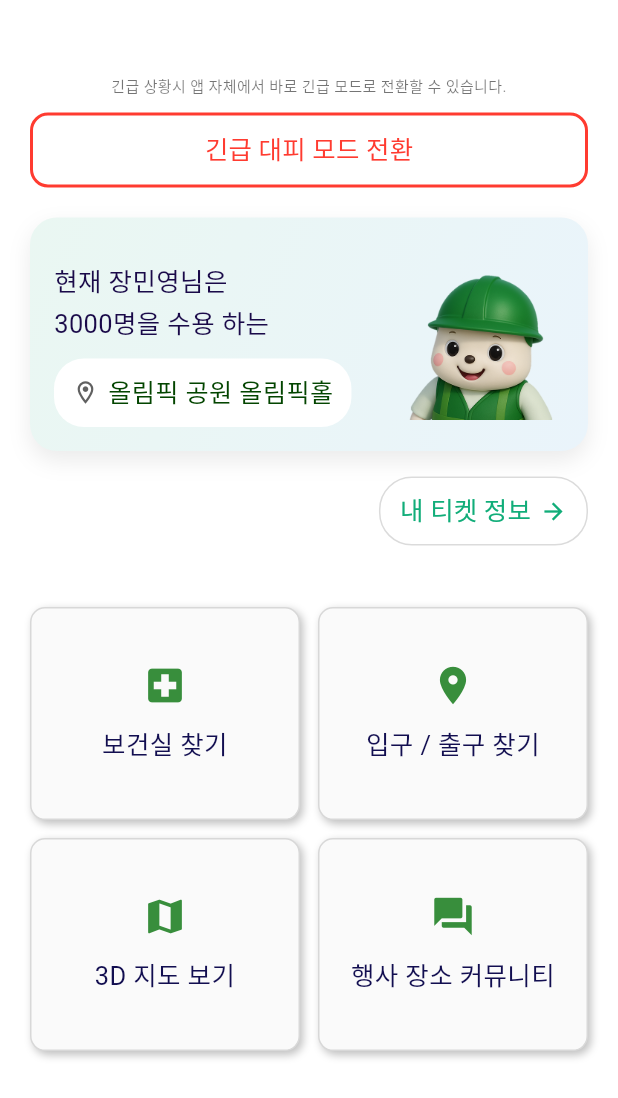
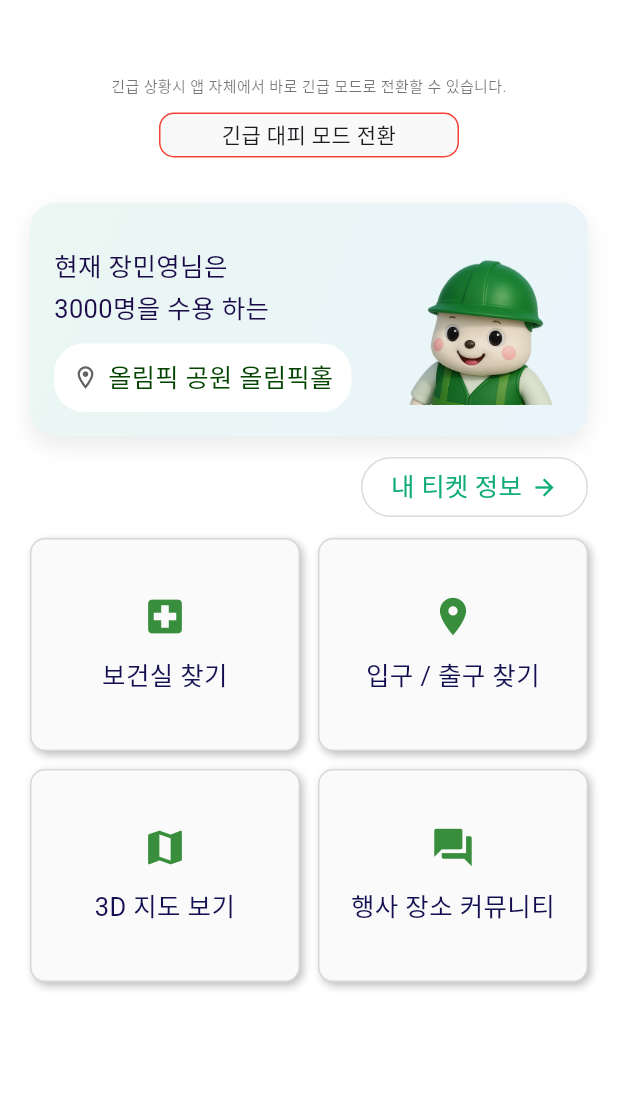
Before and after one commit to SafetyPass-Capstone/SafetyPass-app, a Flutter app: the HomeScreen screen opened by its route, on a phone screen of 412 x 824 dp. Shown: the top 1098 px of the screen. Run offline on Flutter 3.47's test engine with Material 3 defaults, Android fonts, the light colour scheme and no system bars; our stand-ins replace csv, dio, flutter_dotenv, freezed_annotation, go_router; missing offline and left inert: mobile_scanner; network calls fail; Roboto replaces fonts that are missing (PretendardExtraBold); statements that could not run were skipped; project files that could hold a hidden picture were left out.

Commit message:
feat: 라우팅 설정

```diff
--- a/lib/route/routes.dart
+++ b/lib/route/routes.dart
@@ -12,7 +12,7 @@ import 'package:safetypass_app/screens/ticket_register/ticket_preview_screen.dar
 import 'package:safetypass_app/screens/home_screen.dart';
 
 final GoRouter appRouter = GoRouter(
-  initialLocation: Paths.emergency_mode,
+  initialLocation: Paths.splash,
   routes: [
     GoRoute(
       path: Paths.splash,
@@ -39,9 +39,7 @@ final GoRouter appRouter = GoRouter(
       builder: (context, state) =>
           TicketPreviewScreen(showSubmit: (state.extra as bool?) ?? true),
     ),
-    GoRoute(
-      path: Paths.home,
-      builder: (context, state) => const HomeScreen()),
+    GoRoute(path: Paths.home, builder: (context, state) => const HomeScreen()),
     GoRoute(
       path: Paths.emergency_mode,
       pageBuilder: (context, state) => MaterialPage(
--- a/lib/screens/emergency_mode/emergency_mode_screen.dart
+++ b/lib/screens/emergency_mode/emergency_mode_screen.dart
@@ -1,4 +1,5 @@
 import 'package:flutter/material.dart';
+import 'package:go_router/go_router.dart';
 import 'package:provider/provider.dart';
 import 'package:safetypass_app/constants/colors.dart';
 import 'package:safetypass_app/screens/emergency_mode/emergency_mode_provider.dart';
@@ -36,7 +37,7 @@ class _EmergencyModeScreenState extends State<EmergencyModeScreen> {
                         text: '긴급 대피 모드',
                         isOn: true,
                         onTap: () {
-                          //TODO 모드 전환 라우팅
+                          context.pop();
                         },
                       ),
                       const SizedBox(height: 20),
--- a/lib/screens/home_screen.dart
+++ b/lib/screens/home_screen.dart
@@ -10,6 +10,7 @@ import 'package:safetypass_app/constants/colors.dart';
 
 import 'package:safetypass_app/widgets/cards/capacity_card.dart';
 import 'package:safetypass_app/widgets/cards/quick_grid.dart';
+import 'package:safetypass_app/widgets/emergency_button.dart';
 
 class HomeScreen extends StatelessWidget {
   const HomeScreen({super.key});
@@ -34,32 +35,24 @@ class HomeScreen extends StatelessWidget {
           child: ListView(
             padding: const EdgeInsets.fromLTRB(20, 50, 20, 24),
             children: [
-              _buildInfoText(),
+              _buildInfoText(context),
               const SizedBox(height: 10),
-              _buildEmergencyButton(),
-              const SizedBox(height: 20),
+              _buildEmergencyButton(context),
+              const SizedBox(height: 30),
               CapacityCard(
                 name: name,
                 capacity: capacity,
                 venue: venueName,
               ),
-              const SizedBox(height: 16),
+              const SizedBox(height: 10),
               _buildMyTicketButton(context),
-              const SizedBox(height: 40),
-              QuickGrid(
+              const SizedBox(height: 10),
+              const QuickGrid(
                 items: [
-                  QuickItem(
-                      icon: Icons.local_hospital,
-                      label: '보건실 찾기'),
-                  QuickItem(
-                      icon: Icons.place,
-                      label: '입구 / 출구 찾기'),
-                  QuickItem(
-                      icon: Icons.map,
-                      label: '3D 지도 보기'),
-                  QuickItem(
-                      icon: Icons.forum,
-                      label: '행사 장소 커뮤니티'),
+                  QuickItem(icon: Icons.local_hospital, label: '보건실 찾기'),
+                  QuickItem(icon: Icons.place, label: '입구 / 출구 찾기'),
+                  QuickItem(icon: Icons.map, label: '3D 지도 보기'),
+                  QuickItem(icon: Icons.forum, label: '행사 장소 커뮤니티'),
                 ],
               ),
             ],
@@ -69,7 +62,7 @@ class HomeScreen extends StatelessWidget {
     );
   }
 
-  Widget _buildInfoText() {
+  Widget _buildInfoText(BuildContext context) {
     return Text(
       '긴급 상황시 앱 자체에서 바로 긴급 모드로 전환할 수 있습니다.',
       style: SafetyPassTextStyle.bodyEB10.copyWith(color: Colors.black54),
@@ -77,18 +70,14 @@ class HomeScreen extends StatelessWidget {
     );
   }
 
-  Widget _buildEmergencyButton() {
-    return OutlinedButton(
-      onPressed: () {}, // TODO: 긴급모드 화면/상태 연결
-      style: OutlinedButton.styleFrom(
-        side: const BorderSide(color: SafetyPassColor.systemRed, width: 2),
-        foregroundColor: SafetyPassColor.systemRed,
-        shape: RoundedRectangleBorder(borderRadius: BorderRadius.circular(12)),
-        padding: const EdgeInsets.symmetric(vertical: 12),
-      ),
-      child: const Text(
-        '긴급 대피 모드 전환',
-        style: SafetyPassTextStyle.bodyEB17,
+  Widget _buildEmergencyButton(BuildContext context) {
+    return Center(
+      child: EmergencyButton(
+        text: '긴급 대피 모드 전환',
+        isOn: false,
+        onTap: () {
+          context.push(Paths.emergency_mode);
+        },
       ),
     );
   }
@@ -104,19 +93,19 @@ class HomeScreen extends StatelessWidget {
           foregroundColor: ticketButtonColor,
           side: const BorderSide(color: Color(0xFFDBDBDB)),
           backgroundColor: Colors.white,
-          padding: const EdgeInsets.symmetric(horizontal: 14, vertical: 10),
+          padding: const EdgeInsets.symmetric(horizontal: 20, vertical: 5),
           shape:
-          RoundedRectangleBorder(borderRadius: BorderRadius.circular(22)),
+              RoundedRectangleBorder(borderRadius: BorderRadius.circular(22)),
         ),
-        child: Row(
+        child: const Row(
           mainAxisSize: MainAxisSize.min,
           children: [
-            const Text(
+            Text(
               '내 티켓 정보',
               style: SafetyPassTextStyle.bodyEB17,
             ),
-            const SizedBox(width: 6),
-            const Icon(Icons.arrow_forward, size: 18, color: ticketButtonColor),
+            SizedBox(width: 6),
+            Icon(Icons.arrow_forward, size: 18, color: ticketButtonColor),
           ],
         ),
       ),
```
